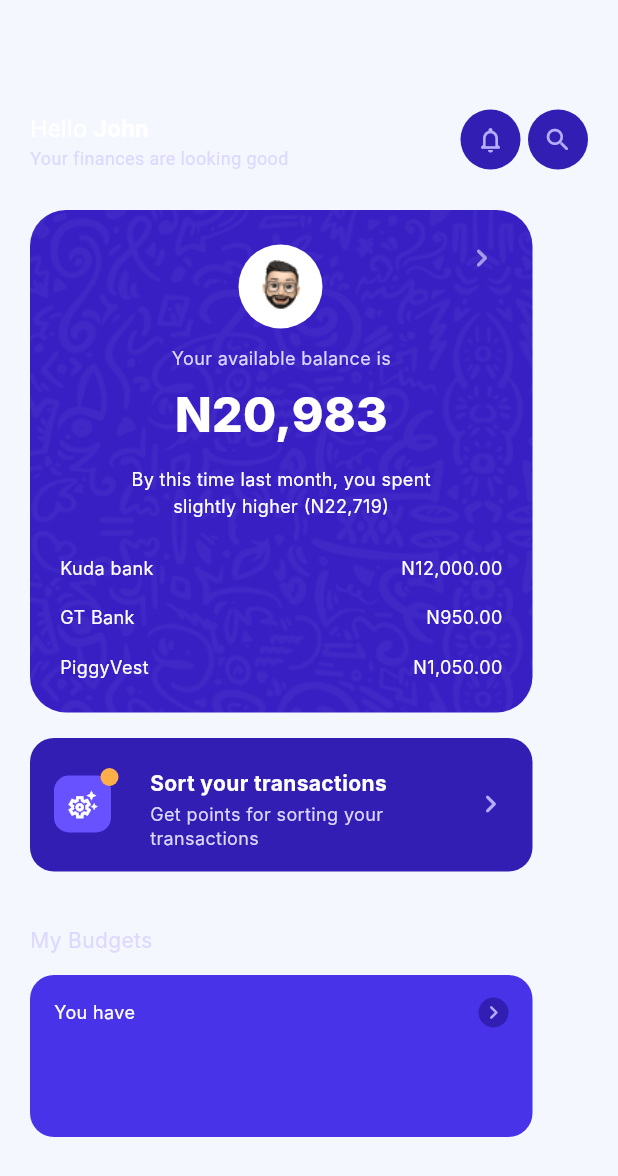
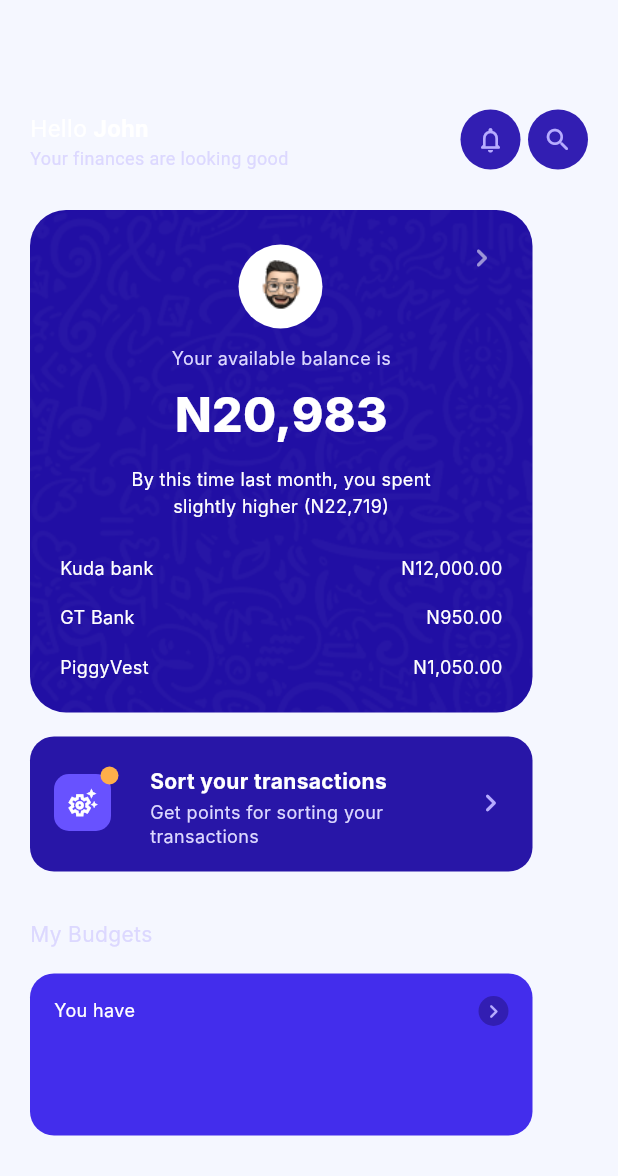
Before and after one commit to Husseinabozina/Brees-Mobile-App, a Flutter app: the _DashboardContent widget shown alone on an empty page, opened directly with empty values, on a phone screen of 412 x 824 dp. Shown: the top 1176 px of the screen. Run offline on Flutter 3.47's test engine with Material 3 defaults, Android fonts, the phone set to English and light mode, and no system bars; Roboto replaces fonts that are missing (Inter).

Commit message:
fix: match home dashboard card styling to Figma

```diff
--- a/lib/src/features/finance/presentation/pages/home_dashboard_screen.dart
+++ b/lib/src/features/finance/presentation/pages/home_dashboard_screen.dart
@@ -162,7 +162,7 @@ class _DashboardContent extends StatelessWidget {
             behavior: HitTestBehavior.opaque,
             child: Container(
               decoration: BoxDecoration(
-                color: const Color(0xFF371FC4),
+                color: const Color(0xFF210FA4),
                 borderRadius: BorderRadius.circular(24),
               ),
               child: Stack(
@@ -170,12 +170,9 @@ class _DashboardContent extends StatelessWidget {
                   Positioned.fill(
                     child: ClipRRect(
                       borderRadius: BorderRadius.circular(24),
-                      child: Opacity(
-                        opacity: .42,
-                        child: Image.asset(
-                          'assets/images/home_balance_pattern.png',
-                          fit: BoxFit.cover,
-                        ),
+                      child: Image.asset(
+                        'assets/images/home_balance_pattern_exact.png',
+                        fit: BoxFit.fill,
                       ),
                     ),
                   ),
@@ -234,16 +231,16 @@ class _DashboardContent extends StatelessWidget {
         ),
         Positioned(
           left: 20,
-          top: 492,
+          top: 491,
           width: 335,
-          height: 89,
+          height: 90,
           child: GestureDetector(
             key: const Key('home-sort-transactions'),
             onTap: onSortTransactions,
             behavior: HitTestBehavior.opaque,
             child: Container(
               decoration: BoxDecoration(
-                color: const Color(0xFF321EB2),
+                color: const Color(0xFF2816A7),
                 borderRadius: BorderRadius.circular(16),
               ),
               child: const Stack(
@@ -259,12 +256,12 @@ class _DashboardContent extends StatelessWidget {
         ),
         const Positioned(
           left: 20,
-          top: 617,
+          top: 613,
           child: Text('My Budgets', style: TextStyle(color: Color(0xFFDCD8FF), fontSize: 14)),
         ),
         Positioned(
           left: 20,
-          top: 650,
+          top: 649,
           width: 335,
           height: extended ? 194 : 108,
           child: GestureDetector(
@@ -273,7 +270,7 @@ class _DashboardContent extends StatelessWidget {
             behavior: HitTestBehavior.opaque,
             child: Container(
               decoration: BoxDecoration(
-                color: const Color(0xFF4933E9),
+                color: const Color(0xFF432DEC),
                 borderRadius: BorderRadius.circular(16),
               ),
               child: Stack(
@@ -314,19 +311,19 @@ class _DashboardContent extends StatelessWidget {
           ),
         ),
         if (extended) ...[
-          const Positioned(left: 20, top: 878, child: Text('Transactions', style: TextStyle(color: Color(0xFFDCD8FF), fontSize: 14))),
+          const Positioned(left: 20, top: 872, child: Text('Transactions', style: TextStyle(color: Color(0xFFDCD8FF), fontSize: 14))),
           Positioned(
             left: 20,
-            top: 911,
+            top: 908,
             width: 335,
-            height: 188,
+            height: 229,
             child: GestureDetector(
               key: const Key('home-open-transactions'),
               onTap: onTransactions,
               behavior: HitTestBehavior.opaque,
               child: Container(
                 decoration: BoxDecoration(
-                  color: const Color(0xFF4933E9),
+                  color: const Color(0xFF432DEC),
                   borderRadius: BorderRadius.circular(16),
                 ),
                 child: Stack(
```
Also changed, not shown: assets/images/home_balance_pattern_exact.png (added).
